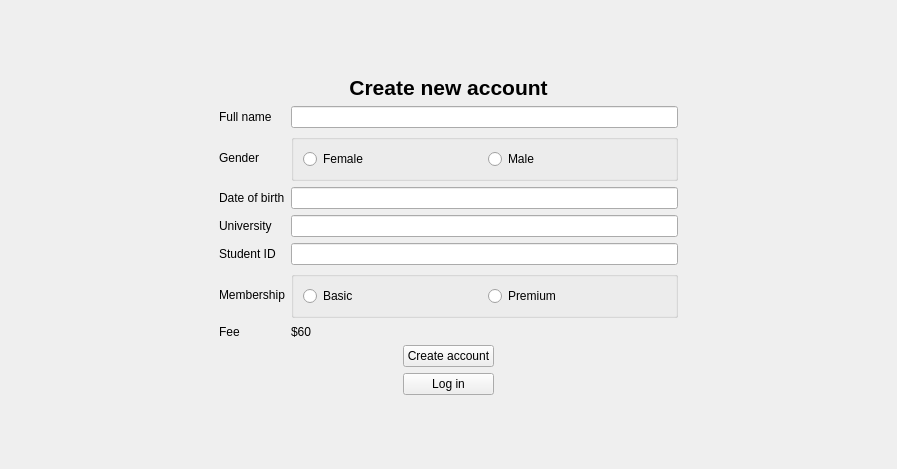
Qt form logindialog.ui (huyquoctrinh/LibraryManagement) before a commit.
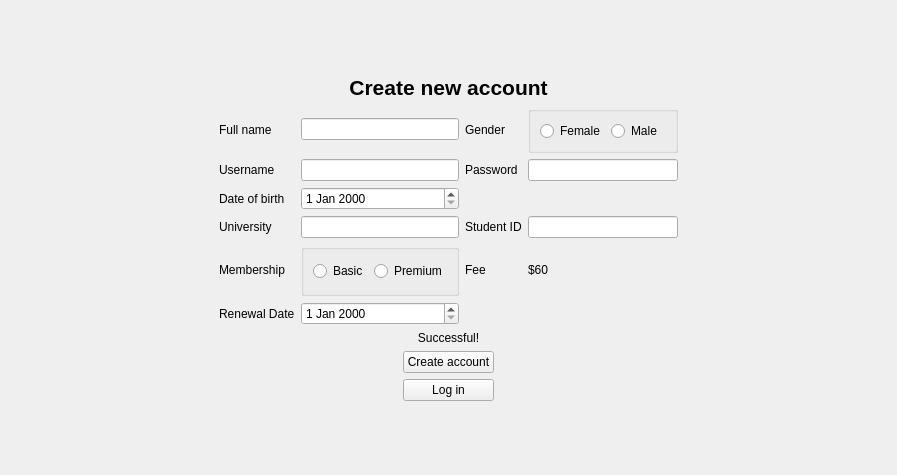
The same form after that commit. The open tabs and pages were chosen to show the change.

Commit message: Sign in/Sign out

```diff
--- a/logindialog.ui
+++ b/logindialog.ui
@@ -7,7 +7,7 @@
     <x>0</x>
     <y>0</y>
     <width>897</width>
-    <height>469</height>
+    <height>475</height>
    </rect>
   </property>
   <property name="windowTitle">
@@ -237,7 +237,7 @@
         </spacer>
        </item>
        <item>
-        <layout class="QVBoxLayout" name="verticalLayout_3" stretch="0,0,1,0,0,0">
+        <layout class="QVBoxLayout" name="verticalLayout_3" stretch="0,0,1,0,0,0,0">
          <item>
           <spacer name="verticalSpacer_5">
            <property name="orientation">
@@ -269,24 +269,34 @@
          </item>
          <item>
           <layout class="QGridLayout" name="gridLayout_3">
-           <item row="0" column="0">
-            <widget class="QLabel" name="label_2">
+           <item row="12" column="0">
+            <widget class="QLabel" name="label_15">
              <property name="text">
-              <string>Full name</string>
+              <string>Renewal Date</string>
              </property>
             </widget>
            </item>
-           <item row="0" column="1">
-            <widget class="QLineEdit" name="txtName"/>
+           <item row="3" column="0">
+            <widget class="QLabel" name="label_13">
+             <property name="text">
+              <string>Username</string>
+             </property>
+            </widget>
            </item>
-           <item row="1" column="0">
-            <widget class="QLabel" name="label_5">
+           <item row="3" column="3">
+            <widget class="QLineEdit" name="txtNewPassword"/>
+           </item>
+           <item row="9" column="0">
+            <widget class="QLabel" name="label_9">
              <property name="text">
-              <string>Gender</string>
+              <string>Membership</string>
              </property>
             </widget>
            </item>
-           <item row="1" column="1">
+           <item row="12" column="1">
+            <widget class="QDateEdit" name="edtRenewalDate"/>
+           </item>
+           <item row="2" column="3">
             <widget class="QGroupBox" name="groupBox">
              <property name="title">
               <string/>
@@ -309,44 +319,23 @@
              </layout>
             </widget>
            </item>
-           <item row="2" column="0">
-            <widget class="QLabel" name="label_6">
+           <item row="3" column="2">
+            <widget class="QLabel" name="label_14">
              <property name="text">
-              <string>Date of birth</string>
+              <string>Password</string>
              </property>
             </widget>
            </item>
            <item row="2" column="1">
-            <widget class="QLineEdit" name="txtDateOfBirth"/>
-           </item>
-           <item row="3" column="0">
-            <widget class="QLabel" name="label_7">
-             <property name="text">
-              <string>University</string>
-             </property>
-            </widget>
+            <widget class="QLineEdit" name="txtName"/>
            </item>
            <item row="3" column="1">
-            <widget class="QLineEdit" name="txtUni"/>
+            <widget class="QLineEdit" name="txtNewUsername"/>
            </item>
-           <item row="4" column="0">
-            <widget class="QLabel" name="label_8">
-             <property name="text">
-              <string>Student ID</string>
-             </property>
-            </widget>
+           <item row="6" column="1">
+            <widget class="QDateEdit" name="edtDateOfBirth"/>
            </item>
-           <item row="4" column="1">
-            <widget class="QLineEdit" name="txtSID"/>
-           </item>
-           <item row="5" column="0">
-            <widget class="QLabel" name="label_9">
-             <property name="text">
-              <string>Membership</string>
-             </property>
-            </widget>
-           </item>
-           <item row="5" column="1">
+           <item row="9" column="1">
             <widget class="QGroupBox" name="groupBox_2">
              <property name="title">
               <string/>
@@ -369,14 +358,55 @@
              </layout>
             </widget>
            </item>
+           <item row="7" column="1">
+            <widget class="QLineEdit" name="txtUni"/>
+           </item>
+           <item row="7" column="0">
+            <widget class="QLabel" name="label_7">
+             <property name="text">
+              <string>University</string>
+             </property>
+            </widget>
+           </item>
            <item row="6" column="0">
+            <widget class="QLabel" name="label_6">
+             <property name="text">
+              <string>Date of birth</string>
+             </property>
+            </widget>
+           </item>
+           <item row="2" column="0">
+            <widget class="QLabel" name="label_2">
+             <property name="text">
+              <string>Full name</string>
+             </property>
+            </widget>
+           </item>
+           <item row="2" column="2">
+            <widget class="QLabel" name="label_5">
+             <property name="text">
+              <string>Gender</string>
+             </property>
+            </widget>
+           </item>
+           <item row="7" column="2">
+            <widget class="QLabel" name="label_8">
+             <property name="text">
+              <string>Student ID</string>
+             </property>
+            </widget>
+           </item>
+           <item row="7" column="3">
+            <widget class="QLineEdit" name="txtSID"/>
+           </item>
+           <item row="9" column="2">
             <widget class="QLabel" name="label_10">
              <property name="text">
               <string>Fee</string>
              </property>
             </widget>
            </item>
-           <item row="6" column="1">
+           <item row="9" column="3">
             <widget class="QLabel" name="lblFee">
              <property name="text">
               <string>$60</string>
@@ -385,6 +415,16 @@
            </item>
           </layout>
          </item>
+         <item>
+          <widget class="QLabel" name="lblSignUpStt">
+           <property name="text">
+            <string>Successful!</string>
+           </property>
+           <property name="alignment">
+            <set>Qt::AlignCenter</set>
+           </property>
+          </widget>
+         </item>
          <item>
           <layout class="QHBoxLayout" name="horizontalLayout_5" stretch="2,1,2">
            <item>
```
Left out of the diff: 101 changed lines with no effect on the pictures. Lines whose indentation alone changed are shown as unchanged. The commit also changes 23 other files.
